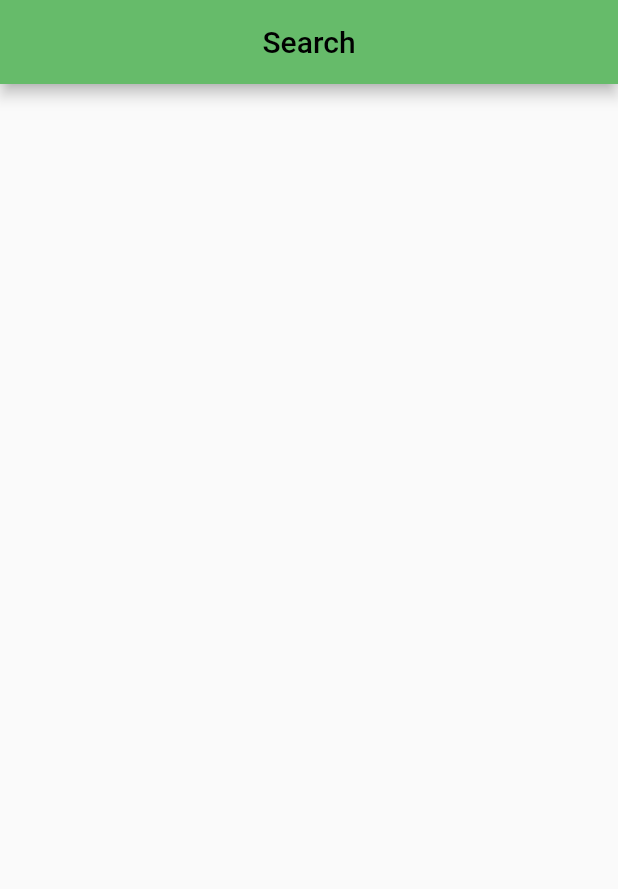
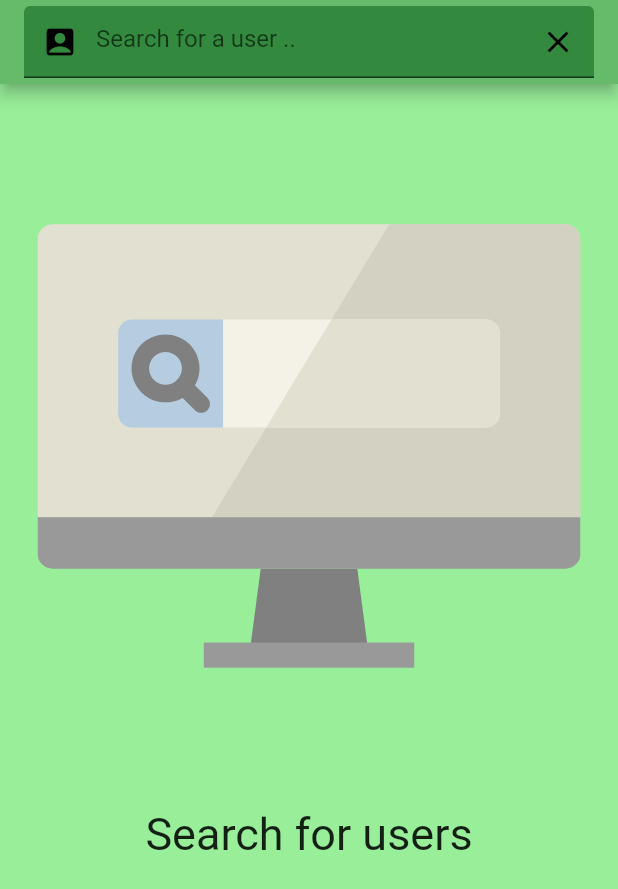
Before and after one commit to AkramAbuOwaimer/flutter_social_app, a Flutter app: the SearchPage screen opened directly, on a phone screen of 412 x 824 dp. Shown: the top 889 px of the screen. Run offline on Flutter 3.47's test engine with Material 2 defaults, Android fonts, the phone set to English and light mode, and no system bars; our stand-ins replace cloud_firestore, convex_bottom_bar, firebase_core, flutter_svg, google_sign_in; accounts and stored records are empty.

Commit message:
search screen Ui done

```diff
--- a/lib/routes/home.dart
+++ b/lib/routes/home.dart
@@ -205,7 +205,11 @@ class _HomeState extends State<Home> {
   }
 
   login() {
-    googleSignIn.signIn();
+    if (googleSignIn.currentUser == null)
+      googleSignIn.signIn();
+    else {
+      googleSignIn.signOut();
+    }
   }
 
   logout() {
--- a/lib/routes/search_page.dart
+++ b/lib/routes/search_page.dart
@@ -1,5 +1,6 @@
 import 'package:flutter/material.dart';
 import 'package:flutter_social_app/widgets/header.dart';
+import 'package:flutter_svg/flutter_svg.dart';
 
 class SearchPage extends StatefulWidget {
   const SearchPage({Key? key}) : super(key: key);
@@ -9,12 +10,61 @@ class SearchPage extends StatefulWidget {
 }
 
 class _SearchPageState extends State<SearchPage> {
+  bool isContent = false;
   @override
   Widget build(BuildContext context) {
     return Scaffold(
-      appBar: appBarHeader(context, header: 'Search'),
+      backgroundColor:
+          Theme.of(context).colorScheme.background.withOpacity(1.0),
+      appBar: searchAppBar(context),
+      body: isContent ? buildContent() : buildNoContent(),
     );
   }
+
+  AppBar searchAppBar(BuildContext context) {
+    return AppBar(
+      title: TextFormField(
+        decoration: InputDecoration(
+          hintText: "Search for a user ..",
+          filled: true,
+          fillColor: Theme.of(context).colorScheme.primaryVariant,
+          prefixIcon: Icon(
+            Icons.account_box,
+            color: Theme.of(context).colorScheme.onPrimary,
+          ),
+          suffixIcon: IconButton(
+            icon: Icon(
+              Icons.clear,
+              color: Theme.of(context).colorScheme.onPrimary,
+            ),
+            onPressed: () => print("Pressed"),
+          ),
+        ),
+      ),
+    );
+  }
+
+  buildNoContent() {
+    return Container(
+      child: ListView(
+        shrinkWrap: true,
+        children: [
+          Container(
+            padding: EdgeInsets.all(25),
+            child: SvgPicture.asset('assets/images/no_content_screen.svg'),
+          ),
+          Center(
+            child: Text(
+              "Search for users",
+              style: TextStyle(fontSize: 30),
+            ),
+          ),
+        ],
+      ),
+    );
+  }
+
+  buildContent() {}
 }
 
 class UserResult extends StatelessWidget {
--- a/pubspec.yaml
+++ b/pubspec.yaml
@@ -48,7 +48,7 @@ dependencies:
   # path_provider: ^2.0.8
   # timeago: ^3.1.0
   # cached_network_image: ^3.2.0
-  # flutter_svg: ^1.0.0
+  flutter_svg: ^1.0.0
   # geolocator:
 
 dev_dependencies:
@@ -77,6 +77,8 @@ flutter:
   assets:
     - assets/images/sign_in_with_google.png
     - assets/images/sign_in_with_google_pressed.jpg
+    - assets/images/no_content_file.svg
+    - assets/images/no_content_screen.svg
 
   # An image asset can refer to one or more resolution-specific "variants", see
   # https://flutter.dev/assets-and-images/#resolution-aware.
```
Also changed, not shown: assets/images/no_content_file.svg (added), assets/images/no_content_screen.svg (added), pubspec.lock.
